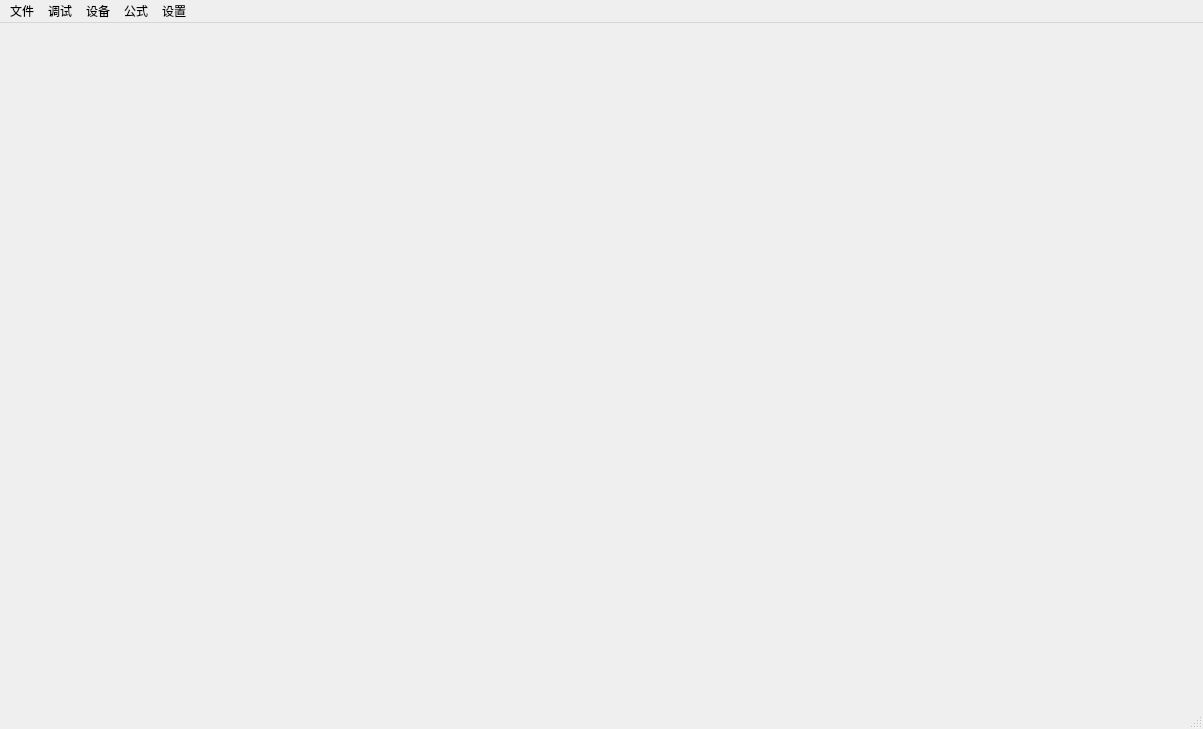
Above: mainwindow.ui from hooray1998/PCSoftware before the change. Below: the same form after it.
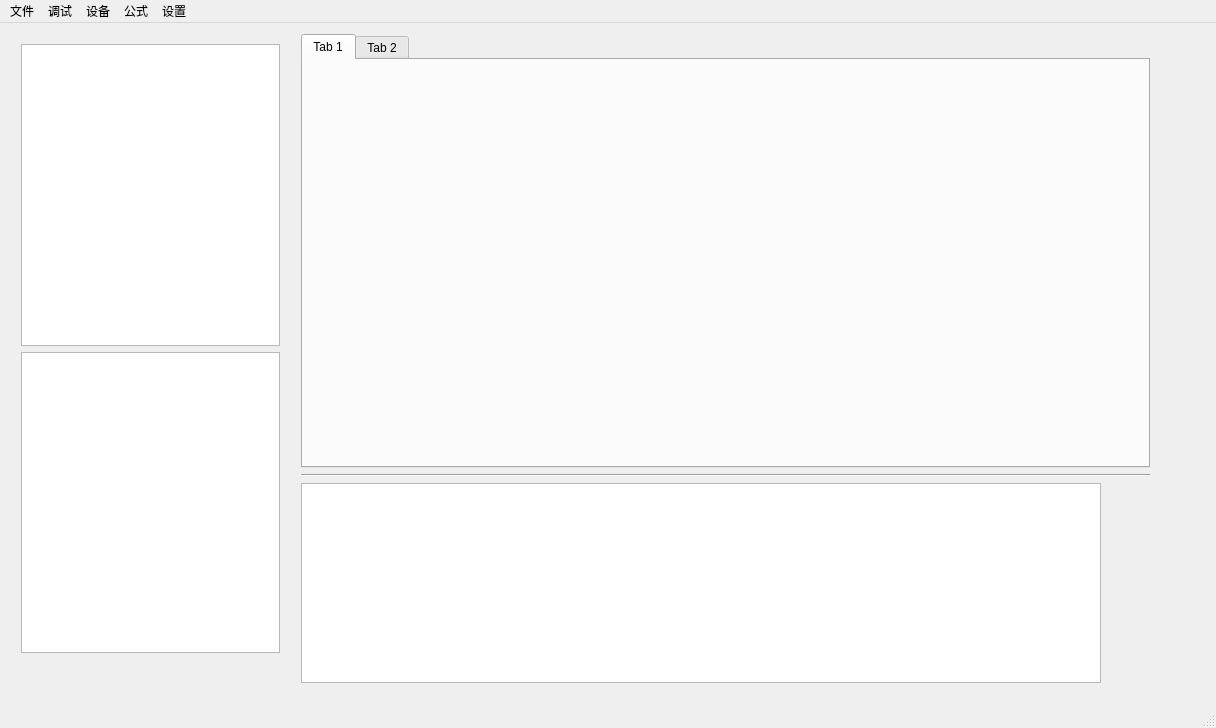
That is the form after the change.

What changed in the file:
```diff
--- a/mainwindow.ui
+++ b/mainwindow.ui
@@ -6,20 +6,85 @@
    <rect>
     <x>0</x>
     <y>0</y>
-    <width>1203</width>
-    <height>729</height>
+    <width>1216</width>
+    <height>728</height>
    </rect>
   </property>
   <property name="windowTitle">
    <string>MainWindow</string>
   </property>
-  <widget class="QWidget" name="centralWidget"/>
+  <widget class="QWidget" name="centralWidget">
+   <widget class="QWidget" name="verticalLayoutWidget">
+    <property name="geometry">
+     <rect>
+      <x>10</x>
+      <y>10</y>
+      <width>281</width>
+      <height>631</height>
+     </rect>
+    </property>
+    <layout class="QVBoxLayout" name="verticalLayout">
+     <item>
+      <widget class="QListView" name="listView"/>
+     </item>
+     <item>
+      <widget class="QListView" name="listView_2"/>
+     </item>
+    </layout>
+   </widget>
+   <widget class="QWidget" name="verticalLayoutWidget_2">
+    <property name="geometry">
+     <rect>
+      <x>290</x>
+      <y>0</y>
+      <width>871</width>
+      <height>671</height>
+     </rect>
+    </property>
+    <layout class="QVBoxLayout" name="verticalLayout_2">
+     <item>
+      <widget class="QTabWidget" name="tabWidget">
+       <property name="currentIndex">
+        <number>0</number>
+       </property>
+       <widget class="QWidget" name="tab">
+        <attribute name="title">
+         <string>Tab 1</string>
+        </attribute>
+       </widget>
+       <widget class="QWidget" name="tab_2">
+        <attribute name="title">
+         <string>Tab 2</string>
+        </attribute>
+       </widget>
+      </widget>
+     </item>
+     <item>
+      <widget class="Line" name="line">
+       <property name="orientation">
+        <enum>Qt::Horizontal</enum>
+       </property>
+      </widget>
+     </item>
+     <item>
+      <widget class="QTextEdit" name="logTextEdit">
+       <property name="maximumSize">
+        <size>
+         <width>800</width>
+         <height>200</height>
+        </size>
+       </property>
+      </widget>
+     </item>
+    </layout>
+   </widget>
+  </widget>
   <widget class="QMenuBar" name="menuBar">
    <property name="geometry">
     <rect>
      <x>0</x>
      <y>0</y>
-     <width>1203</width>
+     <width>1216</width>
      <height>31</height>
     </rect>
    </property>
```
